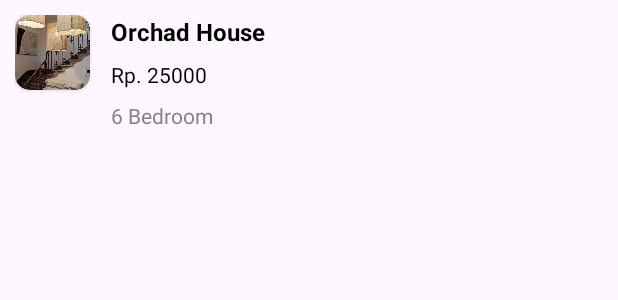
After one commit to dinhthanhminhk11/BookingAppRoyalKotlinNewVersion, an Android app: the layout item_layout_notification.xml on its own in the app's theme, with its tools: preview values and no code run, on a phone screen of 412 x 824 dp. The commit adds this screen. Shown: the top 300 px of the screen. Run offline under Robolectric (Android 15) with nearby library versions, the phone set to English and light mode, and no system bars.

Commit message:
create ui notification

```diff
--- a/app/src/main/java/com/example/bookingapproyalkotlinver3/data/api/APIService.kt
+++ b/app/src/main/java/com/example/bookingapproyalkotlinver3/data/api/APIService.kt
@@ -3,6 +3,7 @@ package com.example.bookingapproyalkotlinver3.data.api
 import com.example.bookingapproyalkotlinver3.data.model.hotel.HotelResponse
 import com.example.bookingapproyalkotlinver3.data.model.hotel.HotelResponseNearBy
 import com.example.bookingapproyalkotlinver3.data.model.hotel.LocationNearByRequest
+import com.example.bookingapproyalkotlinver3.data.model.notification.NotiResponse
 import com.example.bookingapproyalkotlinver3.data.model.user.LoginResponse
 import com.example.bookingapproyalkotlinver3.data.model.user.UserLogin
 import retrofit2.Response
@@ -10,6 +11,7 @@ import retrofit2.http.Body
 import retrofit2.http.GET
 import retrofit2.http.Header
 import retrofit2.http.POST
+import retrofit2.http.Path
 
 interface APIService {
     @POST("hotelNearBy")
@@ -23,4 +25,7 @@ interface APIService {
 
     @GET("getUserByToken")
     suspend fun getUserByToken(@Header("x-access-token") token: String): Response<LoginResponse>
+
+    @GET("listNotificationByUser/{id}")
+    suspend fun getListNotification(@Path("id") id: String): Response<NotiResponse>
 }
--- a/app/src/main/java/com/example/bookingapproyalkotlinver3/data/repository/Repository.kt
+++ b/app/src/main/java/com/example/bookingapproyalkotlinver3/data/repository/Repository.kt
@@ -3,14 +3,15 @@ package com.example.bookingapproyalkotlinver3.data.repository
 import com.example.bookingapproyalkotlinver3.data.model.hotel.HotelResponse
 import com.example.bookingapproyalkotlinver3.data.model.hotel.HotelResponseNearBy
 import com.example.bookingapproyalkotlinver3.data.model.hotel.LocationNearByRequest
+import com.example.bookingapproyalkotlinver3.data.model.notification.NotiResponse
 import com.example.bookingapproyalkotlinver3.data.model.user.LoginResponse
 import com.example.bookingapproyalkotlinver3.data.model.user.UserLogin
 import com.example.bookingapproyalkotlinver3.data.util.Resource
-import retrofit2.Response
 
 interface Repository {
     suspend fun getListHotelNearBy(locationNearByRequest: LocationNearByRequest): Resource<HotelResponseNearBy>
     suspend fun getAllListHotel(): Resource<HotelResponse>
     suspend fun getUser(userLogin: UserLogin): Resource<LoginResponse>
-    suspend fun getUserByToken(token: String) : Resource<LoginResponse>
+    suspend fun getUserByToken(token: String): Resource<LoginResponse>
+    suspend fun getListNotification(id: String): Resource<NotiResponse>
 }
--- a/app/src/main/java/com/example/bookingapproyalkotlinver3/data/repository/RepositoryImpl.kt
+++ b/app/src/main/java/com/example/bookingapproyalkotlinver3/data/repository/RepositoryImpl.kt
@@ -3,6 +3,7 @@ package com.example.bookingapproyalkotlinver3.data.repository
 import com.example.bookingapproyalkotlinver3.data.model.hotel.HotelResponse
 import com.example.bookingapproyalkotlinver3.data.model.hotel.HotelResponseNearBy
 import com.example.bookingapproyalkotlinver3.data.model.hotel.LocationNearByRequest
+import com.example.bookingapproyalkotlinver3.data.model.notification.NotiResponse
 import com.example.bookingapproyalkotlinver3.data.model.user.LoginResponse
 import com.example.bookingapproyalkotlinver3.data.model.user.UserLogin
 import com.example.bookingapproyalkotlinver3.data.repository.dataSource.LocalDataSource
@@ -26,6 +27,9 @@ class RepositoryImpl(
     override suspend fun getUserByToken(token: String): Resource<LoginResponse> =
         responseToResource(remoteDataSource.getUserByToken(token))
 
+    override suspend fun getListNotification(id: String): Resource<NotiResponse> =
+        responseToResource(remoteDataSource.getListNotification(id))
+
 
     private fun <T> responseToResource(response: Response<T>): Resource<T> {
         if (response.isSuccessful) {
--- a/app/src/main/java/com/example/bookingapproyalkotlinver3/data/repository/dataSource/RemoteDataSource.kt
+++ b/app/src/main/java/com/example/bookingapproyalkotlinver3/data/repository/dataSource/RemoteDataSource.kt
@@ -3,13 +3,16 @@ package com.example.bookingapproyalkotlinver3.data.repository.dataSource
 import com.example.bookingapproyalkotlinver3.data.model.hotel.HotelResponse
 import com.example.bookingapproyalkotlinver3.data.model.hotel.HotelResponseNearBy
 import com.example.bookingapproyalkotlinver3.data.model.hotel.LocationNearByRequest
+import com.example.bookingapproyalkotlinver3.data.model.notification.NotiResponse
 import com.example.bookingapproyalkotlinver3.data.model.user.LoginResponse
 import com.example.bookingapproyalkotlinver3.data.model.user.UserLogin
 import retrofit2.Response
+import retrofit2.http.Path
 
 interface RemoteDataSource {
     suspend fun getListHotelNearBy(locationNearByRequest: LocationNearByRequest): Response<HotelResponseNearBy>
     suspend fun getAllListHotel(): Response<HotelResponse>
     suspend fun getUser(userLogin: UserLogin): Response<LoginResponse>
-    suspend fun getUserByToken(token: String) : Response<LoginResponse>
+    suspend fun getUserByToken(token: String): Response<LoginResponse>
+    suspend fun getListNotification(id: String): Response<NotiResponse>
 }
--- a/app/src/main/java/com/example/bookingapproyalkotlinver3/data/repository/dataSourceImpl/RemoteDataSourceImpl.kt
+++ b/app/src/main/java/com/example/bookingapproyalkotlinver3/data/repository/dataSourceImpl/RemoteDataSourceImpl.kt
@@ -4,6 +4,7 @@ import com.example.bookingapproyalkotlinver3.data.api.APIService
 import com.example.bookingapproyalkotlinver3.data.model.hotel.HotelResponse
 import com.example.bookingapproyalkotlinver3.data.model.hotel.HotelResponseNearBy
 import com.example.bookingapproyalkotlinver3.data.model.hotel.LocationNearByRequest
+import com.example.bookingapproyalkotlinver3.data.model.notification.NotiResponse
 import com.example.bookingapproyalkotlinver3.data.model.user.LoginResponse
 import com.example.bookingapproyalkotlinver3.data.model.user.UserLogin
 import com.example.bookingapproyalkotlinver3.data.repository.dataSource.RemoteDataSource
@@ -19,4 +20,7 @@ class RemoteDataSourceImpl(private val apiService: APIService) : RemoteDataSourc
 
     override suspend fun getUserByToken(token: String): Response<LoginResponse> =
         apiService.getUserByToken(token)
+
+    override suspend fun getListNotification(id: String): Response<NotiResponse> =
+        apiService.getListNotification(id)
 }
--- a/app/src/main/java/com/example/bookingapproyalkotlinver3/ui/adapter/KingPagerAdapter.kt
+++ b/app/src/main/java/com/example/bookingapproyalkotlinver3/ui/adapter/KingPagerAdapter.kt
@@ -4,9 +4,10 @@ import androidx.fragment.app.Fragment
 import androidx.fragment.app.FragmentManager
 import androidx.lifecycle.Lifecycle
 import androidx.viewpager2.adapter.FragmentStateAdapter
+import com.example.bookingapproyalkotlinver3.ui.fragment.home.BookmarkFragment
 import com.example.bookingapproyalkotlinver3.ui.fragment.home.ChatFragment
 import com.example.bookingapproyalkotlinver3.ui.fragment.home.HomeFragment
-import com.example.bookingapproyalkotlinver3.ui.fragment.home.NotificationFragment
+import com.example.bookingapproyalkotlinver3.ui.fragment.setting.NotificationFragment
 import com.example.bookingapproyalkotlinver3.ui.fragment.home.ProfileFragment
 import com.example.bookingapproyalkotlinver3.ui.fragment.home.TripsFragment
 
@@ -18,7 +19,7 @@ class KingPagerAdapter(fragmentManager: FragmentManager, lifecycle: Lifecycle) :
     override fun createFragment(position: Int): Fragment {
         return when (position) {
             0 -> HomeFragment()
-            1 -> NotificationFragment()
+            1 -> BookmarkFragment()
             2 -> TripsFragment()
             3 -> ChatFragment()
             4 -> ProfileFragment()
--- /dev/null
+++ b/app/src/main/res/layout/item_layout_notification.xml
@@ -0,0 +1,64 @@
+<?xml version="1.0" encoding="utf-8"?>
+<LinearLayout xmlns:android="http://schemas.android.com/apk/res/android"
+    xmlns:app="http://schemas.android.com/apk/res-auto"
+    xmlns:tools="http://schemas.android.com/tools"
+    android:id="@+id/contentBackground"
+    android:layout_width="match_parent"
+    android:layout_height="wrap_content"
+    android:foreground="?android:attr/selectableItemBackground"
+    android:orientation="horizontal"
+    android:padding="@dimen/_10dp"
+    tools:ignore="UnusedAttribute">
+
+    <androidx.cardview.widget.CardView
+        android:layout_width="@dimen/_50dp"
+        android:layout_height="@dimen/_50dp"
+        android:layout_marginRight="@dimen/_14dp"
+        android:background="@color/black"
+        app:cardCornerRadius="@dimen/_10dp">
+
+        <ImageView
+            android:id="@+id/image"
+            android:layout_width="match_parent"
+            android:layout_height="match_parent"
+            android:scaleType="centerCrop"
+            android:src="@drawable/img_itembesforyou" />
+
+
+    </androidx.cardview.widget.CardView>
+
+    <LinearLayout
+        android:layout_width="match_parent"
+        android:layout_height="wrap_content"
+        android:orientation="vertical">
+
+        <TextView
+            android:id="@+id/title"
+            android:layout_width="wrap_content"
+            android:layout_height="wrap_content"
+            android:text="@string/OrchadHouse_itemBestforyou"
+            android:textColor="@color/black"
+            android:textSize="@dimen/_16dp"
+            android:textStyle="bold" />
+
+        <TextView
+            android:id="@+id/content"
+            android:layout_width="wrap_content"
+            android:layout_height="wrap_content"
+            android:layout_marginTop="@dimen/_8dp"
+            android:text="@string/Rp_itemBestForYou"
+            android:textColor="@color/black"
+            android:textSize="@dimen/_14dp" />
+
+        <TextView
+            android:id="@+id/dateAndTime"
+            android:layout_width="wrap_content"
+            android:layout_height="wrap_content"
+            android:layout_gravity="center_vertical"
+            android:layout_marginTop="@dimen/_8dp"
+            android:text="@string/Bedroom_itemBestforyou"
+            android:textColor="@color/color_858585"
+            android:textSize="@dimen/_14dp" />
+    </LinearLayout>
+
+</LinearLayout>
```
Also changed, not shown: app/src/main/java/com/example/bookingapproyalkotlinver3/data/model/notification/NotiResponse.kt (added, +7 -0 lines), app/src/main/java/com/example/bookingapproyalkotlinver3/data/model/notification/Notification.kt (added, +17 -0 lines), app/src/main/java/com/example/bookingapproyalkotlinver3/ui/fragment/home/BookmarkFragment.kt (renamed from app/src/main/java/com/example/bookingapproyalkotlinver3/ui/fragment/home/NotificationFragment.kt, +9 -4 lines), app/src/main/java/com/example/bookingapproyalkotlinver3/ui/fragment/home/HomeFragment.kt (+10 -4 lines), app/src/main/java/com/example/bookingapproyalkotlinver3/ui/fragment/home/ProfileFragment.kt (+9 -3 lines), app/src/main/java/com/example/bookingapproyalkotlinver3/ui/fragment/setting/HelpFragment.kt (+16 -44 lines), app/src/main/java/com/example/bookingapproyalkotlinver3/ui/fragment/setting/NotificationFragment.kt (added, +130 -0 lines), app/src/main/java/com/example/bookingapproyalkotlinver3/viewModel/MainViewModel.kt (+18 -2 lines), app/src/main/res/layout/fragment_bookmark.xml (added, +14 -0 lines), app/src/main/res/layout/fragment_notification.xml (+20 -6 lines), app/src/main/res/navigation/nav_graph.xml (+12 -0 lines).
